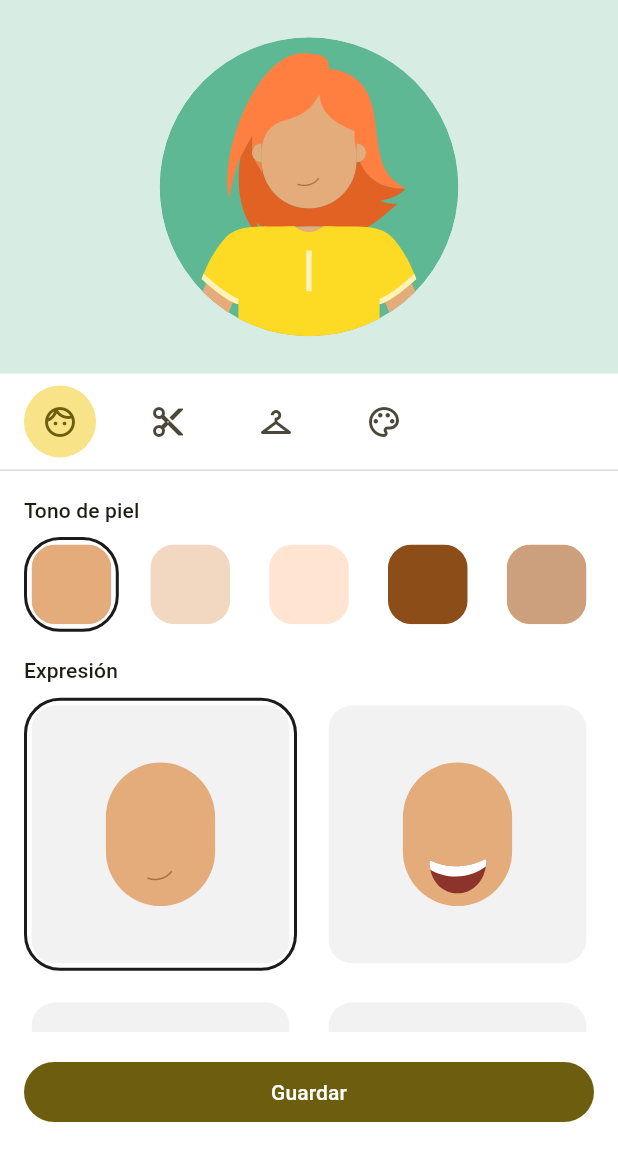
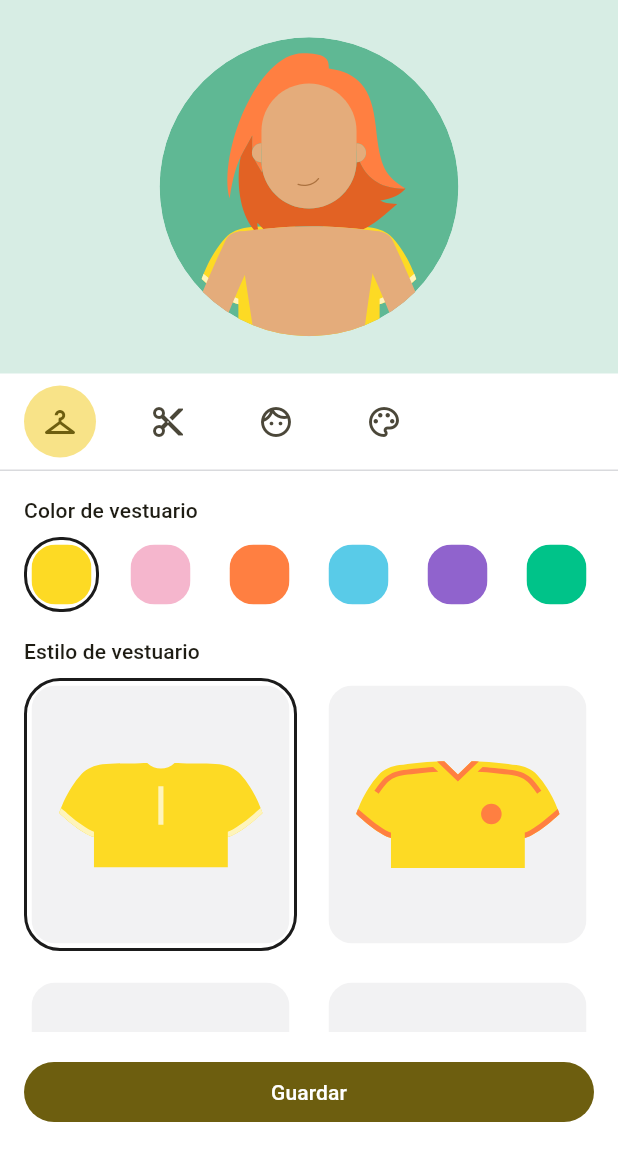
Before and after one commit to dacolora/avatar_flutter, a Flutter app: the PlaygroundScreen screen opened directly, after a tap on "Abrir el creador con esta configuracion", on a phone screen of 412 x 824 dp, the part 84-1236 px from its top. Run offline on Flutter 3.47's test engine with Material 3 defaults, Android fonts, the phone set to English and light mode, and no system bars; our stand-ins replace equatable, flutter_svg, shared_preferences; accounts and stored records are empty.

Commit message:
Restaura README, documentación y catálogo pisados por un push directo a main
El commit 01a2901 ("featdsfdfd") agregó los SVGs de none/extra pero,
sin relación con eso, también: borró README.md por completo, revirtió
thumbnailAssetPath/assetPackage en AvatarOption.none (lo que rompía
los tests agregados en 08e7348), quitó la mayoría de la documentación
en español de avatar_option.dart/avatar_layer_category.dart/
avatar_creator_controller.dart, reordenó las categorías del catálogo
(Rostro, Cabello, Vestuario en vez de Vestuario, Cabello, Rostro) y
borró la demo "7. Callbacks de analitica/eventos" de
customization_gallery.dart. Nada de eso estaba wireado a los nuevos
assets — solo se agregaron los archivos SVG, sin ningún código que los
usara. Este commit revierte ese daño colateral a como estaba en
fdc9784, dejando los SVGs nuevos (none.svg, extra/, ct_extra/) intactos
para wirearlos en el siguiente commit.

```diff
--- a/lib/src/data/avatar_catalog.dart
+++ b/lib/src/data/avatar_catalog.dart
@@ -48,24 +48,26 @@ import '../models/avatar_option.dart';
 List<AvatarLayerCategory> defaultAvatarCatalog() {
   return [
     _coloredCategory(
-      id: 'face',
-      label: 'Rostro',
-      icon: Icons.face_outlined,
-      colorSectionLabel: 'Tono de piel',
-      shapeSectionLabel: 'Expresión',
-      shapeSemanticPrefix: 'Expresión',
-      shapeCount: 6,
+      id: 'body',
+      label: 'Vestuario',
+      icon: Icons.checkroom_outlined,
+      colorSectionLabel: 'Color de vestuario',
+      shapeSectionLabel: 'Estilo de vestuario',
+      shapeSemanticPrefix: 'Vestuario',
+      shapeCount: 8,
       colorOptions: const [
         AvatarOption.color(
-            id: '1', color: Color(0xFFE4AC7B), semanticLabel: 'Tono de piel 1'),
+            id: '1', color: Color(0xFFFDDA24), semanticLabel: 'Amarillo'),
         AvatarOption.color(
-            id: '2', color: Color(0xFFF3D8C1), semanticLabel: 'Tono de piel 2'),
+            id: '2', color: Color(0xFFF5B6CD), semanticLabel: 'Rosado'),
         AvatarOption.color(
-            id: '3', color: Color(0xFFFFE5D1), semanticLabel: 'Tono de piel 3'),
+            id: '3', color: Color(0xFFFF7F41), semanticLabel: 'Naranja'),
         AvatarOption.color(
-            id: '4', color: Color(0xFF8C4D18), semanticLabel: 'Tono de piel 4'),
+            id: '4', color: Color(0xFF59CBE8), semanticLabel: 'Celeste'),
         AvatarOption.color(
-            id: '5', color: Color(0xFFCCA07C), semanticLabel: 'Tono de piel 5'),
+            id: '5', color: Color(0xFF9063CD), semanticLabel: 'Morado'),
+        AvatarOption.color(
+            id: '6', color: Color(0xFF00C389), semanticLabel: 'Verde'),
       ],
     ),
     _coloredCategory(
@@ -93,28 +95,25 @@ List<AvatarLayerCategory> defaultAvatarCatalog() {
             id: '5', color: Color(0xFFB3B5B8), semanticLabel: 'Gris'),
       ],
     ),
-
     _coloredCategory(
-      id: 'body',
-      label: 'Vestuario',
-      icon: Icons.checkroom_outlined,
-      colorSectionLabel: 'Color de vestuario',
-      shapeSectionLabel: 'Estilo de vestuario',
-      shapeSemanticPrefix: 'Vestuario',
-      shapeCount: 8,
+      id: 'face',
+      label: 'Rostro',
+      icon: Icons.face_outlined,
+      colorSectionLabel: 'Tono de piel',
+      shapeSectionLabel: 'Expresión',
+      shapeSemanticPrefix: 'Expresión',
+      shapeCount: 6,
       colorOptions: const [
         AvatarOption.color(
-            id: '1', color: Color(0xFFFDDA24), semanticLabel: 'Amarillo'),
+            id: '1', color: Color(0xFFE4AC7B), semanticLabel: 'Tono de piel 1'),
         AvatarOption.color(
-            id: '2', color: Color(0xFFF5B6CD), semanticLabel: 'Rosado'),
+            id: '2', color: Color(0xFFF3D8C1), semanticLabel: 'Tono de piel 2'),
         AvatarOption.color(
-            id: '3', color: Color(0xFFFF7F41), semanticLabel: 'Naranja'),
+            id: '3', color: Color(0xFFFFE5D1), semanticLabel: 'Tono de piel 3'),
         AvatarOption.color(
-            id: '4', color: Color(0xFF59CBE8), semanticLabel: 'Celeste'),
+            id: '4', color: Color(0xFF8C4D18), semanticLabel: 'Tono de piel 4'),
         AvatarOption.color(
-            id: '5', color: Color(0xFF9063CD), semanticLabel: 'Morado'),
-        AvatarOption.color(
-            id: '6', color: Color(0xFF00C389), semanticLabel: 'Verde'),
+            id: '5', color: Color(0xFFCCA07C), semanticLabel: 'Tono de piel 5'),
       ],
     ),
     // A diferencia de las categorías de arriba, esta se construye
--- a/lib/src/models/avatar_option.dart
+++ b/lib/src/models/avatar_option.dart
@@ -24,14 +24,25 @@ import 'package:flutter/widgets.dart';
 ///
 /// ### ¿Por qué dos constructores en lugar de dos clases?
 /// Ambos tipos de opción necesitan convivir en la misma lista
-/// (`List<AvatarOption>` y ser dibujados
+/// (`List<AvatarOption>`, ver [AvatarLayerCategory.options]) y ser dibujados
 /// por el mismo widget ([AvatarSelectableThumbnail]). En Dart existen dos
 /// formas típicas de modelar "dos variantes de una misma cosa": crear una
 /// clase abstracta con dos subclases, o usar **constructores con nombre**
 /// (`ClaseX.nombreA(...)`, `ClaseX.nombreB(...)`) que construyen la *misma*
 /// clase pero llenan campos distintos. Aquí se eligió la segunda opción
-/// porque es más simple.
+/// porque es más simple: no hace falta un `switch` sobre el tipo de objeto
+/// (`is AvatarOptionLayer`), solo revisar si [assetPath] o [color] es
+/// distinto de `null`.
 ///
+/// Cada constructor deja en `null` los campos que no le corresponden (por
+/// ejemplo, [AvatarOption.layer] fija `color = null`). La garantía que usa
+/// el resto del código es que **nunca hay más de uno** de los dos
+/// (`assetPath`/`color`) distinto de `null` a la vez — pero sí puede haber
+/// **ninguno** de los dos, en el caso de [AvatarOption.none] (ver [isNone]).
+/// Por eso, antes de leer `option.assetPath!` (con `!`, el operador "confío
+/// en que no es null" de Dart) el resto del código siempre revisa primero
+/// `option.color != null` y, si corresponde, `option.isNone`, para decidir
+/// qué rama pintar (ver [AvatarSelectableThumbnail]).
 ///
 /// ### ¿Por qué extiende [Equatable]?
 /// En Dart, por defecto, `==` compara **identidad** (¿son literalmente el
@@ -72,17 +83,24 @@ class AvatarOption extends Equatable {
         assetPackage = null;
 
   /// Crea una opción que representa "ninguna" — por ejemplo, "Sin
-  /// accesorios" en la categoría Accesorios. Al seleccionarla, esa categoría
-  /// no aporta ninguna capa al preview (ver
-  /// [AvatarCreatorController.layerAssetPaths]) y su miniatura muestra un
-  /// ícono neutro en vez de una ilustración o un color (ver
-  /// [AvatarSelectableThumbnail]).
+  /// accesorios" en Accesorios o "Sin pelo" en Cabello (para un usuario
+  /// calvo). Al seleccionarla, esa categoría no aporta ninguna capa al
+  /// preview (ver [AvatarCreatorController.layerAssetPaths]) —
+  /// [assetPath] se deja siempre en `null`, así que nunca hay nada que
+  /// dibujar en el círculo del avatar, sin importar [thumbnailAssetPath].
+  ///
+  /// Por defecto, su miniatura en la cuadrícula/fila muestra un ícono
+  /// neutro (ver [AvatarSelectableThumbnail]). Si el equipo de diseño
+  /// entrega una ilustración propia para este estado (por ejemplo, un
+  /// ícono de "sin accesorios" o una cabeza calva) en vez del ícono
+  /// genérico, pásala en [thumbnailAssetPath] — sigue sin afectar el
+  /// preview, solo cambia qué se dibuja en la miniatura seleccionable.
   const AvatarOption.none({
     required this.id,
+    this.thumbnailAssetPath,
+    this.assetPackage,
     this.semanticLabel,
   })  : assetPath = null,
-        thumbnailAssetPath = null,
-        assetPackage = null,
         color = null;
 
   /// Identificador único de esta opción **dentro de su categoría** (por
```
Also changed, not shown: example/lib/customization_gallery.dart (+24 -0 lines), lib/src/controllers/avatar_creator_controller.dart (+19 -7 lines), lib/src/models/avatar_layer_category.dart (+38 -10 lines), 1 other file.
